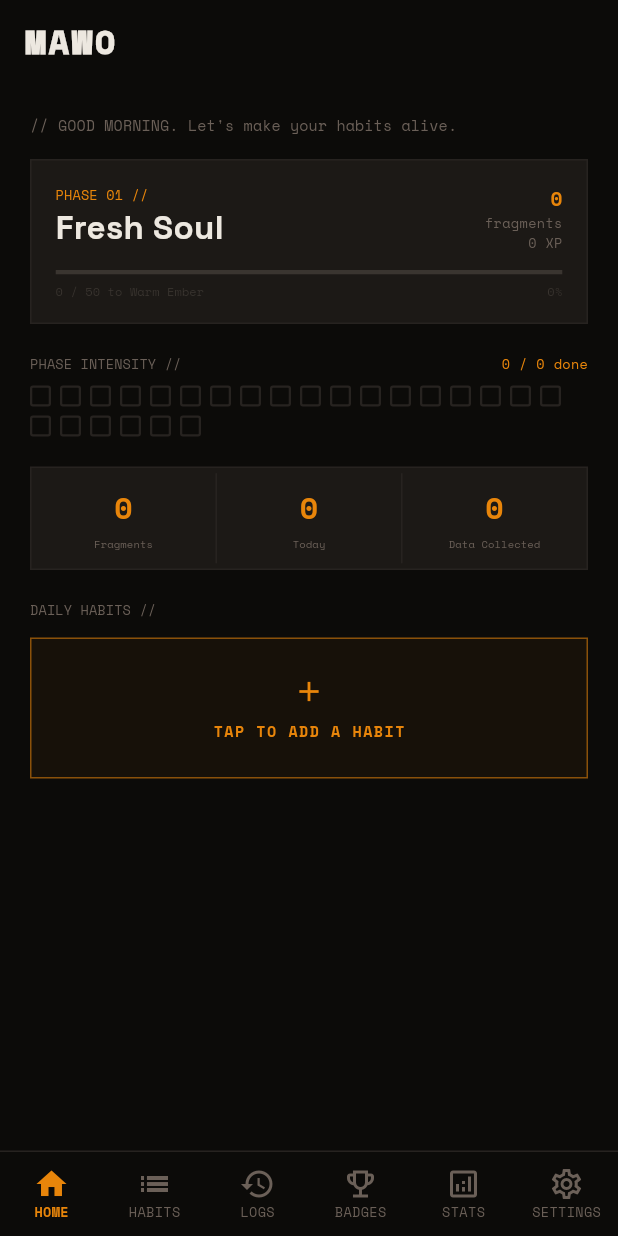
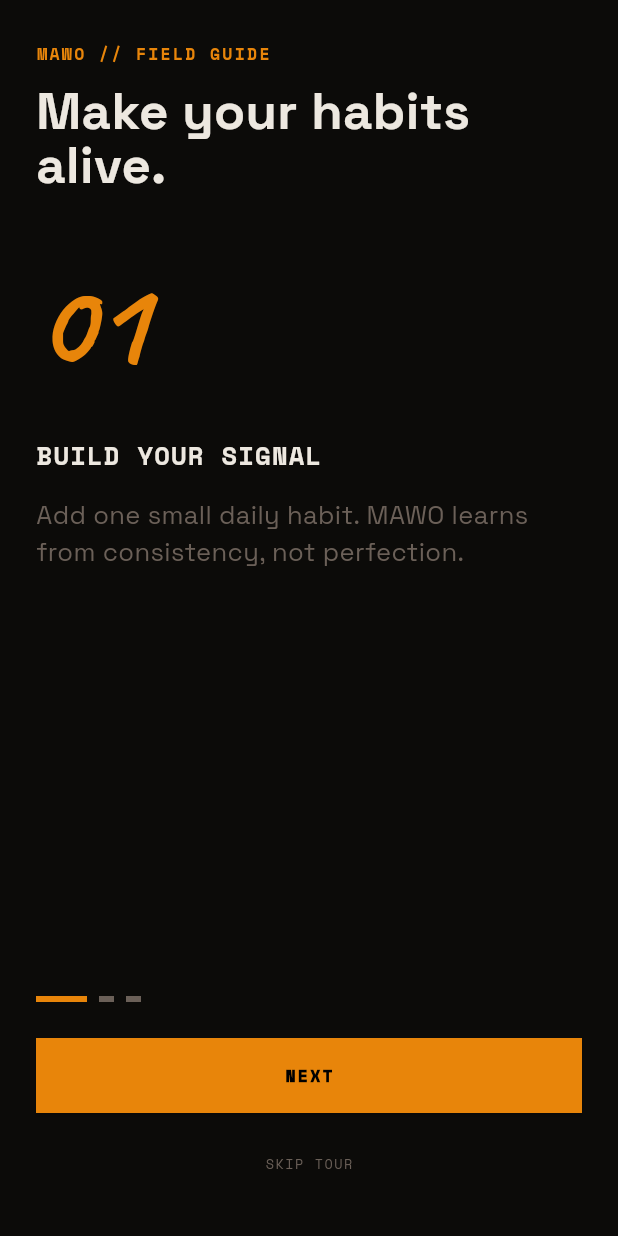
Before and after one commit to vijayarkananduri/theMAWO, a Flutter app: the screen it shows after launch, after a tap on "BEGIN", on a phone screen of 412 x 824 dp. Run offline on Flutter 3.47's test engine with Material 3 defaults, Android fonts, the phone set to English and light mode, and no system bars; our stand-ins replace file_picker, flutter_local_notifications, google_fonts, shared_preferences, timezone.

Commit message:
Add guided onboarding resilient startup haptic intro and icon

```diff
--- a/lib/main.dart
+++ b/lib/main.dart
@@ -5,15 +5,24 @@
 import 'package:mawo/providers/app_state.dart';
 import 'package:mawo/theme/app_theme.dart';
 import 'package:mawo/services/notification_service.dart';
+import 'package:mawo/screens/onboarding_tour_screen.dart';
 
 void main() async {
   WidgetsFlutterBinding.ensureInitialized();
 
   final notificationService = NotificationService();
-  await notificationService.initializeNotifications();
+  try {
+    await notificationService.initializeNotifications();
+  } catch (e) {
+    debugPrint('MAWO notification initialization skipped: $e');
+  }
 
   final appState = AppState();
-  await appState.loadData();
+  try {
+    await appState.loadData();
+  } catch (e) {
+    debugPrint('MAWO data load skipped: $e');
+  }
 
   runApp(
     ChangeNotifierProvider<AppState>(
@@ -45,18 +54,30 @@
           themeMode: isDark ? ThemeMode.dark : ThemeMode.light,
           theme: AppTheme.light,
           darkTheme: AppTheme.dark,
-          home: appState.onboardingComplete
-              ? const HomeScreen()
-              : BootScreen(
+          home: !appState.hasSeenIntro
+              ? BootScreen(
+                  hapticsEnabled: appState.hapticsEnabled,
                   onComplete: () async {
                     await appState.completeOnboarding();
                     if (mounted) {
                       _navigatorKey.currentState?.pushReplacement(
-                        MaterialPageRoute(builder: (_) => const HomeScreen()),
+                        MaterialPageRoute(builder: (_) => const OnboardingTourScreen()),
                       );
                     }
                   },
-                ),
+                )
+              : !appState.hasSeenTour
+                  ? OnboardingTourScreen(
+                      onComplete: () async {
+                        await appState.completeTour();
+                        if (mounted) {
+                          _navigatorKey.currentState?.pushReplacement(
+                            MaterialPageRoute(builder: (_) => const HomeScreen()),
+                          );
+                        }
+                      },
+                    )
+                  : const HomeScreen(),
           routes: {
             '/home': (context) => const HomeScreen(),
           },
--- a/lib/providers/app_state.dart
+++ b/lib/providers/app_state.dart
@@ -29,8 +29,9 @@
   int daysActive = 0;
   late SharedPreferences _prefs;
   bool hasSeenIntro = false;
+  bool hasSeenTour = false;
 
-  bool get onboardingComplete => hasSeenIntro;
+  bool get onboardingComplete => hasSeenIntro && hasSeenTour;
 
   static const phaseThresholds = [0, 50, 150, 300, 500];
   bool get hapticsEnabled => settings['hapticsEnabled'] ?? true;
@@ -46,6 +47,7 @@
   Future<void> loadData() async {
     _prefs = await SharedPreferences.getInstance();
     hasSeenIntro = _prefs.getBool('mawo_intro_seen') ?? false;
+    hasSeenTour = _prefs.getBool('mawo_tour_seen') ?? false;
     final json = _prefs.getString('mawo_data');
     if (json != null) {
       try {
@@ -65,9 +67,13 @@
         debugPrint('Error loading data: $e');
       }
     }
-    await rescheduleAllNotifications();
-    if (settings['eodEnabled'] == true) {
-      await NotificationService().scheduleEndOfDayReminder(time: settings['eodTime'] as String);
+    try {
+      await rescheduleAllNotifications();
+      if (settings['eodEnabled'] == true) {
+        await NotificationService().scheduleEndOfDayReminder(time: settings['eodTime'] as String);
+      }
+    } catch (e) {
+      debugPrint('MAWO notification restore skipped: $e');
     }
     notifyListeners();
   }
@@ -75,6 +81,12 @@
   Future<void> completeOnboarding() async {
     hasSeenIntro = true;
     await _prefs.setBool('mawo_intro_seen', true);
+    notifyListeners();
+  }
+
+  Future<void> completeTour() async {
+    hasSeenTour = true;
+    await _prefs.setBool('mawo_tour_seen', true);
     notifyListeners();
   }
 
--- a/lib/screens/boot_screen.dart
+++ b/lib/screens/boot_screen.dart
@@ -1,12 +1,15 @@
 import 'package:flutter/material.dart';
 import 'package:mawo/theme/app_theme.dart';
+import 'package:mawo/services/feedback_service.dart';
 
 class BootScreen extends StatefulWidget {
   final VoidCallback onComplete;
+  final bool hapticsEnabled;
 
   const BootScreen({
     Key? key,
     required this.onComplete,
+    this.hapticsEnabled = true,
   }) : super(key: key);
 
   @override
@@ -108,6 +111,7 @@
               text: "Let's make your habits,",
               textController: _textController,
               textColor: textColor,
+              hapticsEnabled: widget.hapticsEnabled,
             ),
 
             const SizedBox(height: 20),
@@ -189,12 +193,14 @@
   final String text;
   final AnimationController textController;
   final Color textColor;
+  final bool hapticsEnabled;
 
   const TypingAnimation({
     Key? key,
     required this.text,
     required this.textController,
     required this.textColor,
+    this.hapticsEnabled = true,
   }) : super(key: key);
 
   @override
@@ -211,11 +217,11 @@
   }
 
   void _updateText() {
-    setState(() {
-      _displayedChars = (widget.textController.value *
-              widget.text.length)
-          .round();
-    });
+    final next = (widget.textController.value * widget.text.length).round();
+    if (next != _displayedChars && next > 0) {
+      if (widget.hapticsEnabled) FeedbackService.selection(enabled: true);
+      setState(() => _displayedChars = next);
+    }
   }
 
   @override
--- /dev/null
+++ b/lib/screens/onboarding_tour_screen.dart
@@ -0,0 +1,64 @@
+import 'package:flutter/material.dart';
+import 'package:mawo/theme/app_theme.dart';
+
+class OnboardingTourScreen extends StatefulWidget {
+  final Future<void> Function()? onComplete;
+  const OnboardingTourScreen({Key? key, this.onComplete}) : super(key: key);
+  @override
+  State<OnboardingTourScreen> createState() => _OnboardingTourScreenState();
+}
+
+class _OnboardingTourScreenState extends State<OnboardingTourScreen> {
+  final _controller = PageController();
+  int _page = 0;
+  final _steps = const [
+    ('01', 'BUILD YOUR SIGNAL', 'Add one small daily habit. MAWO learns from consistency, not perfection.'),
+    ('02', 'CHECK IN + EVOLVE', 'Tap a habit when it is done. Earn Fragments and watch your interface change.'),
+    ('03', 'SET A REMINDER', 'Choose a time inside any habit to get a gentle nudge when it matters.'),
+  ];
+  Future<void> _next() async {
+    if (_page < _steps.length - 1) {
+      await _controller.nextPage(duration: const Duration(milliseconds: 220), curve: Curves.easeOutCubic);
+    } else {
+      await widget.onComplete?.call();
+    }
+  }
+  @override
+  void dispose() { _controller.dispose(); super.dispose(); }
+  @override
+  Widget build(BuildContext context) {
+    final dark = Theme.of(context).brightness == Brightness.dark;
+    final bg = dark ? AppTheme.darkBg : AppTheme.lightBg;
+    final text = dark ? AppTheme.darkText : AppTheme.lightText;
+    final muted = dark ? AppTheme.darkMuted : AppTheme.lightMuted;
+    return Scaffold(
+      backgroundColor: bg,
+      body: SafeArea(child: Padding(
+        padding: const EdgeInsets.fromLTRB(24, 28, 24, 24),
+        child: Column(crossAxisAlignment: CrossAxisAlignment.start, children: [
+          const Text('MAWO // FIELD GUIDE', style: TextStyle(fontFamily: AppTheme.spaceMono, fontSize: 11, color: AppTheme.uiColor, fontWeight: FontWeight.w700, letterSpacing: 1.5)),
+          const SizedBox(height: 12),
+          Text('Make your habits\nalive.', style: TextStyle(fontFamily: AppTheme.spaceGrotesk, fontSize: 34, height: 1.05, fontWeight: FontWeight.w700, color: text)),
+          const SizedBox(height: 28),
+          Expanded(child: PageView.builder(
+            controller: _controller,
+            onPageChanged: (value) => setState(() => _page = value),
+            itemCount: _steps.length,
+            itemBuilder: (_, index) => Column(crossAxisAlignment: CrossAxisAlignment.start, children: [
+              Text(_steps[index].$1, style: const TextStyle(fontFamily: AppTheme.caveat, fontSize: 82, color: AppTheme.uiColor, fontWeight: FontWeight.w700)),
+              const SizedBox(height: 18),
+              Text(_steps[index].$2, style: TextStyle(fontFamily: AppTheme.spaceMono, fontSize: 17, color: text, fontWeight: FontWeight.w700, letterSpacing: .8)),
+              const SizedBox(height: 16),
+              Text(_steps[index].$3, style: TextStyle(fontFamily: AppTheme.spaceGrotesk, fontSize: 17, height: 1.45, color: muted)),
+            ]),
+          )),
+          Row(children: List.generate(_steps.length, (index) => AnimatedContainer(duration: const Duration(milliseconds: 180), margin: const EdgeInsets.only(right: 8), width: index == _page ? 34 : 10, height: 4, color: index == _page ? AppTheme.uiColor : muted))),
+          const SizedBox(height: 24),
+          SizedBox(width: double.infinity, child: ElevatedButton(onPressed: _next, style: ElevatedButton.styleFrom(backgroundColor: AppTheme.uiColor, foregroundColor: Colors.black, padding: const EdgeInsets.symmetric(vertical: 17), shape: const RoundedRectangleBorder()), child: Text(_page == _steps.length - 1 ? 'START MAWO' : 'NEXT', style: const TextStyle(fontFamily: AppTheme.spaceMono, fontSize: 11, fontWeight: FontWeight.w900, letterSpacing: 1.5)))),
+          const SizedBox(height: 10),
+          Center(child: TextButton(onPressed: () async => widget.onComplete?.call(), child: Text('SKIP TOUR', style: TextStyle(fontFamily: AppTheme.spaceMono, fontSize: 9, color: muted, letterSpacing: 1)))),
+        ]),
+      )),
+    );
+  }
+}
```
Also changed, not shown: 3 other files.
